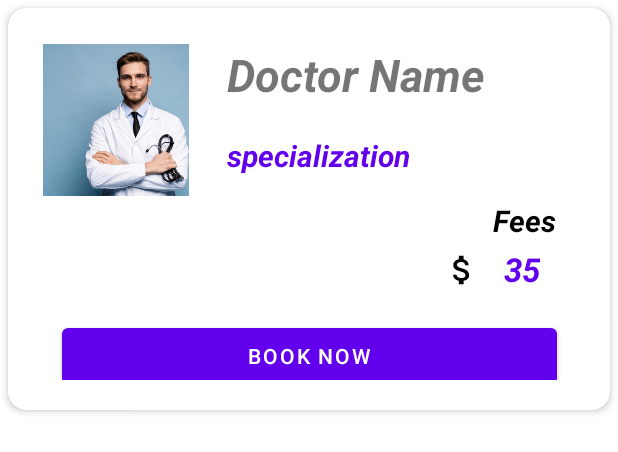
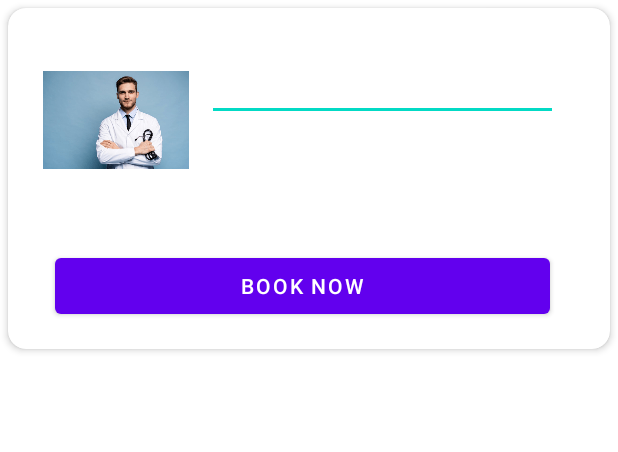
Before and after one commit to khaled365-code/ClINIDO_android_app, an Android app: the layout item_recycler.xml on its own in the app's theme, with its tools: preview values and no code run, on a phone screen of 412 x 824 dp. Shown: the top 452 px of the screen. Run offline under Robolectric (Android 15) with nearby library versions, the phone set to English and light mode, and no system bars.

Commit message:
Deleting recycle view

```diff
--- a/app/build.gradle
+++ b/app/build.gradle
@@ -1,7 +1,6 @@
 plugins {
     id 'com.android.application'
     id 'org.jetbrains.kotlin.android'
-    id 'kotlin-android-extensions'
 }
 
 android {
--- a/app/src/main/res/layout/item_recycler.xml
+++ b/app/src/main/res/layout/item_recycler.xml
@@ -13,101 +13,58 @@
     <androidx.constraintlayout.widget.ConstraintLayout
         android:id="@+id/relativelayout"
         android:layout_width="match_parent"
-        android:layout_height="260dp"
+        android:layout_height="219dp"
         android:padding="16dp">
 
         <ImageView
-            android:id="@+id/Doctor_image"
+            android:id="@+id/iv_image"
             android:layout_width="97dp"
             android:layout_height="101dp"
             android:layout_marginStart="3dp"
             android:layout_marginTop="4dp"
-            android:scaleType="centerCrop"
             android:src="@drawable/doctormale"
             app:layout_constraintStart_toStartOf="parent"
             app:layout_constraintTop_toTopOf="parent">
 
         </ImageView>
 
-        <TextView
-            android:id="@+id/Doctor_title"
-            android:layout_width="wrap_content"
-            android:layout_height="wrap_content"
-            android:layout_marginStart="25dp"
+        <EditText
+            android:id="@+id/tv_title"
+            android:layout_width="234dp"
+            android:layout_height="51dp"
+            android:layout_marginLeft="12dp"
             android:layout_marginTop="4dp"
-            android:text="@string/doctor_name"
             android:textSize="30sp"
-            android:textStyle="bold|italic"
-            app:layout_constraintLeft_toRightOf="@id/Doctor_image"
+            app:layout_constraintLeft_toRightOf="@id/iv_image"
             app:layout_constraintTop_toTopOf="parent" />
 
+        <TextView
+            android:id="@+id/tv_detail"
+            android:layout_width="234dp"
+            android:layout_height="51dp"
+            android:layout_marginLeft="16dp"
+            android:layout_marginTop="24dp"
+            app:layout_constraintLeft_toRightOf="@id/iv_image"
+            app:layout_constraintTop_toBottomOf="@id/tv_title" />
 
-        <TextView
-            android:id="@+id/spec_detail"
-            android:layout_width="wrap_content"
-            android:layout_height="wrap_content"
-            android:layout_marginStart="25dp"
-            android:layout_marginTop="20dp"
-            android:gravity="right"
-            android:text="@string/doctor_specialization"
-            android:textColor="@color/purple_500"
-            android:textSize="20sp"
-            android:textStyle="bold|italic"
-            app:layout_constraintLeft_toRightOf="@id/Doctor_image"
-            app:layout_constraintTop_toBottomOf="@id/Doctor_title" />
-
-        <TextView
-            android:id="@+id/fees"
-            android:layout_width="wrap_content"
-            android:layout_height="wrap_content"
-            android:layout_marginTop="16dp"
-            android:layout_marginEnd="16dp"
-            android:text="@string/fee"
-            android:textColor="@color/black"
-            android:textSize="20sp"
-            android:textStyle="bold|italic"
-            app:layout_constraintEnd_toEndOf="parent"
-            app:layout_constraintTop_toBottomOf="@+id/spec_detail" />
-
-        <TextView
-            android:id="@+id/fees_detail"
-            android:layout_width="wrap_content"
-            android:layout_height="wrap_content"
-            android:layout_marginTop="4dp"
-            android:text="35"
-            android:textSize="22sp"
-            android:textStyle="bold|italic"
-            android:textColor="@color/purple_500"
-            app:layout_constraintEnd_toEndOf="parent"
-            app:layout_constraintHorizontal_bias="0.365"
-            app:layout_constraintStart_toEndOf="@+id/imageView"
-            app:layout_constraintTop_toBottomOf="@+id/fees" />
-
-        <ImageView
-            android:id="@+id/imageView"
-            android:layout_width="25dp"
-            android:layout_height="25dp"
-            android:layout_marginStart="270dp"
-            android:layout_marginTop="50dp"
-            android:src="@drawable/ic_fees"
-            app:layout_constraintStart_toStartOf="parent"
-            app:layout_constraintTop_toBottomOf="@+id/spec_detail" />
 
         <Button
-            android:id="@+id/Book_btn"
             android:layout_width="330dp"
             android:layout_height="49dp"
             android:layout_marginStart="20dp"
-            android:layout_marginTop="20dp"
+            android:layout_marginTop="61dp"
             android:layout_marginEnd="20dp"
-            android:onClick="Book_action"
             android:text="Book Now"
             app:layout_constraintEnd_toEndOf="parent"
-            app:layout_constraintHorizontal_bias="0.478"
+            app:layout_constraintHorizontal_bias="1.0"
             app:layout_constraintStart_toStartOf="parent"
-            app:layout_constraintTop_toBottomOf="@+id/imageView" />
+            app:layout_constraintTop_toTopOf="@+id/tv_detail" />
 
 
     </androidx.constraintlayout.widget.ConstraintLayout>
 
+
+
+
+
 </androidx.cardview.widget.CardView>
--- a/app/src/main/res/values/strings.xml
+++ b/app/src/main/res/values/strings.xml
@@ -21,6 +21,8 @@
     <string name="aa">Enter the code sent:</string>
     <string name="qq">continue</string>
     <string name="appointment">Book an appointment in Clinic</string>
+    <string name="calling">Book a call with a doctor</string>
+    <string name="visiting">Book a home visit</string>
 
     <string name="money">Do you want to pay cash or visa?</string>
     <string name="cash">Cash</string>
```
Also changed, not shown: app/src/main/java/com/khaledmohamed/am_clinics/Recyclerview_Activity.kt (deleted, +0 -13 lines), app/src/main/java/com/khaledmohamed/am_clinics/doctor/DoctorAdapter.kt (deleted, +0 -64 lines), app/src/main/java/com/khaledmohamed/am_clinics/doctor/DoctorData.kt (deleted, +0 -9 lines), app/src/main/java/com/khaledmohamed/am_clinics/doctor/RecycleViewActivity.kt (deleted, +0 -77 lines), app/src/main/java/com/khaledmohamed/am_clinics/select_service_Activity.kt (+34 -0 lines), app/src/main/res/layout/activity_recyclerview.xml (deleted, +0 -22 lines), app/src/main/res/layout/activity_select_service.xml (+6 -2 lines).
